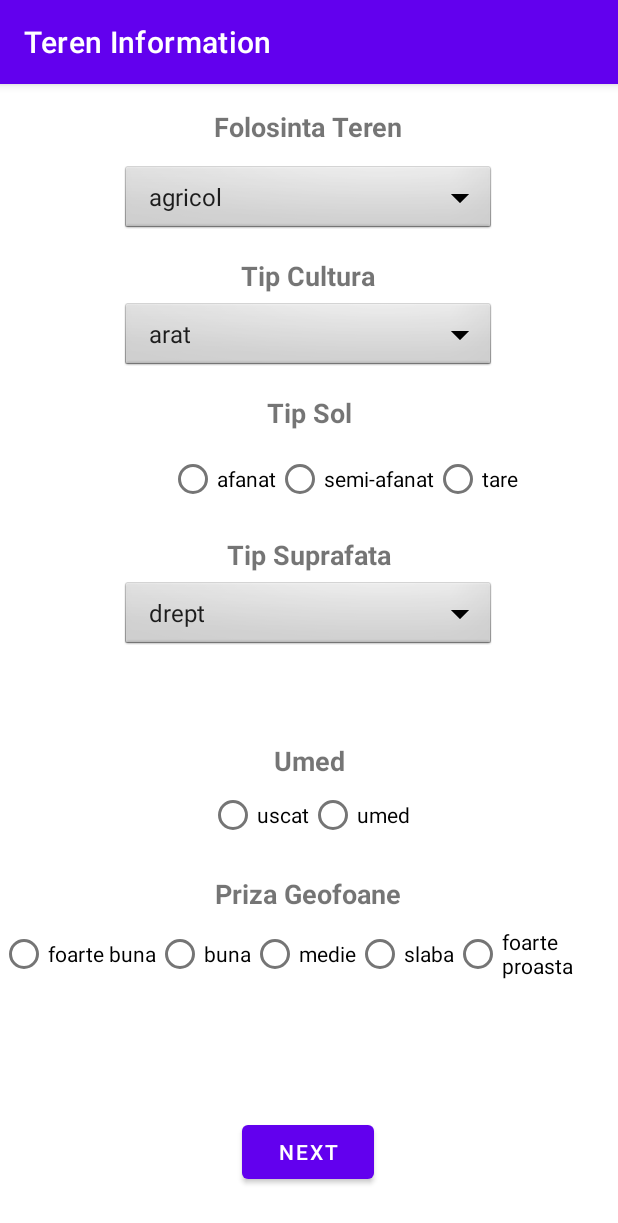
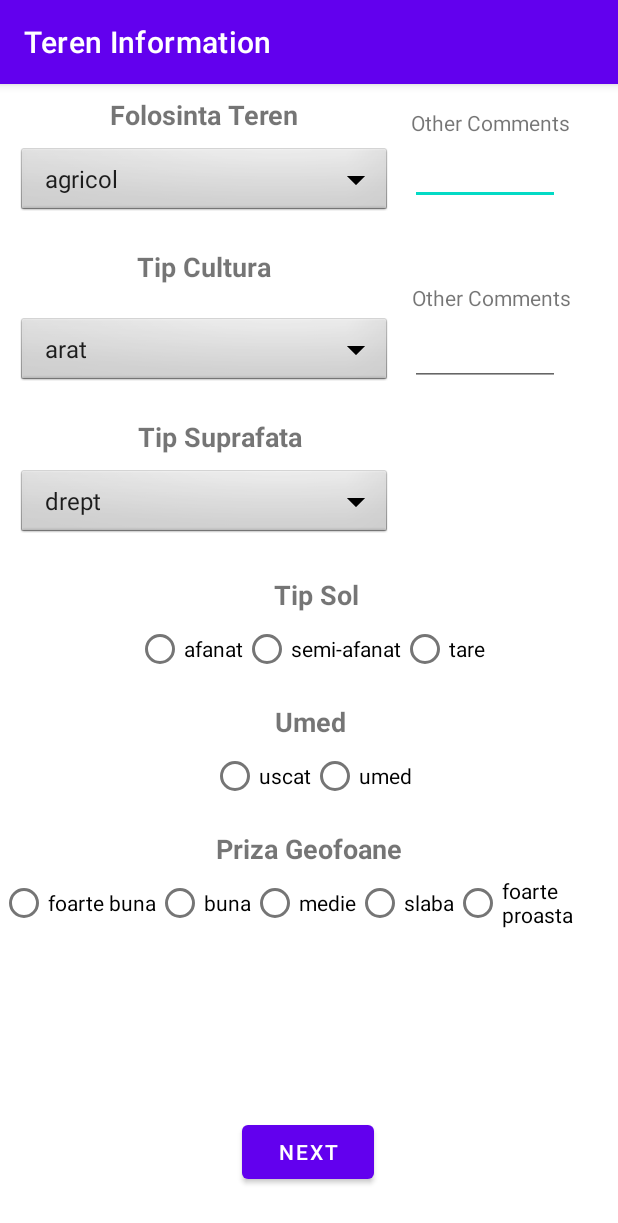
Before and after one commit to MihaiSirbu/Geophysics_Lair, an Android app: the TerenActivity03 screen opened directly, with no data from a screen before it, on a phone screen of 412 x 824 dp. Shown: the top 1223 px of the screen. Run offline under Robolectric (Android 15) with nearby library versions, the phone set to English and light mode, and no system bars.

Commit message:
Added "Other" fields to FolosintaTeren, Cultura, Suprafata for extra info. Adapted Database to such changes.
TerenActivity03.java should be complete, minimum viable product achieved (yay ! ).

```diff
--- a/app/src/main/java/com/example/MishuProject/DatabaseContract.java
+++ b/app/src/main/java/com/example/MishuProject/DatabaseContract.java
@@ -33,10 +33,13 @@ public final class DatabaseContract {
         public static final String COLUMN_STARTTIME="profileStartTime";
 
         //SOL / TEREN
-        public static final String COLUMN_TIP="tip";
+        public static final String COLUMN_FOLOSINTA_TEREN="folosintaTeren";
+        public static final String COLUMN_FOLOSINTA_TEREN_OTHER="folosintaTerenOther";
         public static final String COLUMN_CULTURA="cultura";
+        public static final String COLUMN_CULTURA_OTHER="culturaOther";
+        public static final String COLUMN_SUPRAFATA="suprafata";
+        public static final String COLUMN_SUPRAFATA_OTHER ="suprafataOther";
         public static final String COLUMN_TIP_SOL="tipSol";
-        public static final String COLUMN_SUPRAFATA="suprafata";
         public static final String COLUMN_USCAT="uscat";
         public static final String COLUMN_PRIZA="priza";
 
--- a/app/src/main/java/com/example/MishuProject/DatabaseHelper.java
+++ b/app/src/main/java/com/example/MishuProject/DatabaseHelper.java
@@ -58,10 +58,13 @@ public class DatabaseHelper extends SQLiteOpenHelper {
 
                 // SOL TEREN
 
-                DatabaseContract.FormsTABLE.COLUMN_TIP + " TEXT, "+
+                DatabaseContract.FormsTABLE.COLUMN_FOLOSINTA_TEREN + " TEXT, "+
+                DatabaseContract.FormsTABLE.COLUMN_FOLOSINTA_TEREN_OTHER + " TEXT, "+
                 DatabaseContract.FormsTABLE.COLUMN_CULTURA + " TEXT, "+
+                DatabaseContract.FormsTABLE.COLUMN_CULTURA_OTHER + " TEXT, "+
                 DatabaseContract.FormsTABLE.COLUMN_TIP_SOL + " TEXT, "+
                 DatabaseContract.FormsTABLE.COLUMN_SUPRAFATA + " TEXT, "+
+                DatabaseContract.FormsTABLE.COLUMN_SUPRAFATA_OTHER + " TEXT, "+
                 DatabaseContract.FormsTABLE.COLUMN_USCAT + " TEXT, "+
                 DatabaseContract.FormsTABLE.COLUMN_PRIZA + " TEXT, "+
 
@@ -117,17 +120,20 @@ public class DatabaseHelper extends SQLiteOpenHelper {
 
     }
 
-    public int addForms(String operator, String profile,String profileST,String tip, String cultura, String tipSol, String suprafata, String uscat, String priza, String vant, String trafic, String localizat, String pichet, String distance, String otherComments){
+    public int addForms(String operator, String profile,String profileST,String folosintaTeren,String folosintaTerenOther, String cultura,String culturaOther, String tipSol, String suprafata,String suprafataOther, String uscat, String priza, String vant, String trafic, String localizat, String pichet, String distance, String otherComments){
         SQLiteDatabase db = this.getWritableDatabase();
         ContentValues contentValues = new ContentValues();
 
         contentValues.put(DatabaseContract.FormsTABLE.COLUMN_OPERATOR,operator);
         contentValues.put(DatabaseContract.FormsTABLE.COLUMN_PROFILE,profile);
         contentValues.put(DatabaseContract.FormsTABLE.COLUMN_STARTTIME,profileST);
-        contentValues.put(DatabaseContract.FormsTABLE.COLUMN_TIP,tip);
+        contentValues.put(DatabaseContract.FormsTABLE.COLUMN_FOLOSINTA_TEREN,folosintaTeren);
+        contentValues.put(DatabaseContract.FormsTABLE.COLUMN_FOLOSINTA_TEREN_OTHER,folosintaTerenOther);
         contentValues.put(DatabaseContract.FormsTABLE.COLUMN_CULTURA,cultura);
+        contentValues.put(DatabaseContract.FormsTABLE.COLUMN_CULTURA_OTHER,culturaOther);
+        contentValues.put(DatabaseContract.FormsTABLE.COLUMN_SUPRAFATA,suprafata);
+        contentValues.put(DatabaseContract.FormsTABLE.COLUMN_SUPRAFATA_OTHER,suprafataOther);
         contentValues.put(DatabaseContract.FormsTABLE.COLUMN_TIP_SOL,tipSol);
-        contentValues.put(DatabaseContract.FormsTABLE.COLUMN_SUPRAFATA,suprafata);
         contentValues.put(DatabaseContract.FormsTABLE.COLUMN_USCAT,uscat);
         contentValues.put(DatabaseContract.FormsTABLE.COLUMN_PRIZA,priza);
         contentValues.put(DatabaseContract.FormsTABLE.COLUMN_VANT,vant);
--- a/app/src/main/java/com/example/MishuProject/TerenActivity03.java
+++ b/app/src/main/java/com/example/MishuProject/TerenActivity03.java
@@ -18,14 +18,19 @@ import android.widget.Toast;
 public class TerenActivity03 extends AppCompatActivity implements AdapterView.OnItemSelectedListener {
     private String projectStartTime;
     private String FolosintaTeren;
+    private String FolosintaTeren_Other;
     private String cultura;
+    private String cultura_Other;
     private String tipSol;
     private String suprafata;
+    private String suprafata_OtherMeters;
     private String umed;
     private String priza;
 
     private TextView elevationChangeTxtView;
     private EditText elevationmetersEditText;
+    private EditText folosintaTerenEditText;
+    private EditText culturaEditText;
 
 
     Spinner dropdownTeren;
@@ -33,7 +38,7 @@ public class TerenActivity03 extends AppCompatActivity implements AdapterView.On
     Spinner dropdownCultura;
 
     Spinner dropdownSuprafata;
-
+    // string array to pass to future activities containing all the data from this activity
     String[] terenData;
 
     @Override
@@ -41,6 +46,7 @@ public class TerenActivity03 extends AppCompatActivity implements AdapterView.On
         super.onCreate(savedInstanceState);
         setContentView(R.layout.activity_teren03);
 
+        // action bar
         ActionBar actionBar = getSupportActionBar();
 
         if(actionBar != null){
@@ -57,6 +63,9 @@ public class TerenActivity03 extends AppCompatActivity implements AdapterView.On
 
         elevationChangeTxtView = findViewById(R.id.textViewifSuprafataSelected);
         elevationmetersEditText = findViewById(R.id.addMetersTExt);
+
+        folosintaTerenEditText = findViewById(R.id.OtherCommentsFolosintaTerenText);
+        culturaEditText = findViewById(R.id.OtherCommentsculturaText);
 
 
 
@@ -121,10 +130,23 @@ public class TerenActivity03 extends AppCompatActivity implements AdapterView.On
     // next activity opener
     public void openNextActivity(){
         Intent intent = new Intent(TerenActivity03.this,ZgomotActivity04.class);
+        // getting spinner information -
         FolosintaTeren = dropdownTeren.getSelectedItem().toString();
         cultura = dropdownCultura.getSelectedItem().toString();
         suprafata = dropdownSuprafata.getSelectedItem().toString();
-        terenData = new String[] {FolosintaTeren, cultura,tipSol,suprafata,umed,priza};
+
+        // getting spinner's Other information
+
+        FolosintaTeren_Other = folosintaTerenEditText.getText().toString().trim();
+        cultura_Other = culturaEditText.getText().toString().trim();
+        suprafata_OtherMeters = elevationmetersEditText.getText().toString().trim();
+
+        // rest of data is handled by the radio button functions below
+
+
+
+
+        terenData = new String[] {FolosintaTeren,FolosintaTeren_Other, cultura,cultura_Other,suprafata,suprafata_OtherMeters,tipSol,umed,priza};
 
         intent.putExtra("timeStartKEY",projectStartTime);
         intent.putExtra("terenData", terenData);
--- a/app/src/main/res/layout/activity_teren03.xml
+++ b/app/src/main/res/layout/activity_teren03.xml
@@ -7,64 +7,40 @@
     tools:context=".TerenActivity03">
 
 
-    <TextView
-        android:id="@+id/tipSolTextView"
-        android:layout_width="wrap_content"
+    <Spinner
+        android:id="@+id/spinnerfolosintateren"
+        android:layout_width="250dp"
         android:layout_height="wrap_content"
-        android:layout_marginTop="14dp"
-        android:text="Tip Sol"
-        android:textSize="18dp"
-        android:textStyle="bold"
+        android:layout_marginTop="8dp"
+        android:background="@android:drawable/btn_dropdown"
+        android:spinnerMode="dropdown"
         app:layout_constraintEnd_toEndOf="parent"
+        app:layout_constraintHorizontal_bias="0.068"
         app:layout_constraintStart_toStartOf="parent"
-        app:layout_constraintTop_toBottomOf="@+id/spinnertipCultura" />
+        app:layout_constraintTop_toBottomOf="@+id/folosintaTerenTextview" />
 
     <TextView
         android:id="@+id/tipCulturaTextView"
         android:layout_width="wrap_content"
         android:layout_height="wrap_content"
-        android:layout_marginTop="14dp"
+        android:layout_marginTop="20dp"
         android:text="Tip Cultura"
         android:textSize="18dp"
         android:textStyle="bold"
         app:layout_constraintEnd_toEndOf="parent"
-        app:layout_constraintHorizontal_bias="0.498"
+        app:layout_constraintHorizontal_bias="0.284"
         app:layout_constraintStart_toStartOf="parent"
         app:layout_constraintTop_toBottomOf="@+id/spinnerfolosintateren" />
-
-    <Spinner
-        android:id="@+id/spinnerSuprafata"
-        android:layout_width="250dp"
-        android:layout_height="wrap_content"
-        android:layout_marginTop="4dp"
-        android:background="@android:drawable/btn_dropdown"
-        android:spinnerMode="dropdown"
-        app:layout_constraintEnd_toEndOf="parent"
-        app:layout_constraintHorizontal_bias="0.496"
-        app:layout_constraintStart_toStartOf="parent"
-        app:layout_constraintTop_toBottomOf="@+id/tipSuprafataTextView" />
-
-    <Spinner
-        android:id="@+id/spinnerfolosintateren"
-        android:layout_width="250dp"
-        android:layout_height="wrap_content"
-        android:layout_marginTop="12dp"
-        android:background="@android:drawable/btn_dropdown"
-        android:spinnerMode="dropdown"
-        app:layout_constraintEnd_toEndOf="parent"
-        app:layout_constraintHorizontal_bias="0.496"
-        app:layout_constraintStart_toStartOf="parent"
-        app:layout_constraintTop_toBottomOf="@+id/folosintaTerenTextview" />
 
     <Spinner
         android:id="@+id/spinnertipCultura"
         android:layout_width="250dp"
         android:layout_height="wrap_content"
-        android:layout_marginTop="4dp"
+        android:layout_marginTop="20dp"
         android:background="@android:drawable/btn_dropdown"
         android:spinnerMode="dropdown"
         app:layout_constraintEnd_toEndOf="parent"
-        app:layout_constraintHorizontal_bias="0.496"
+        app:layout_constraintHorizontal_bias="0.068"
         app:layout_constraintStart_toStartOf="parent"
         app:layout_constraintTop_toBottomOf="@+id/tipCulturaTextView" />
 
@@ -72,12 +48,12 @@
         android:id="@+id/folosintaTerenTextview"
         android:layout_width="wrap_content"
         android:layout_height="wrap_content"
-        android:layout_marginTop="16dp"
+        android:layout_marginTop="8dp"
         android:text="Folosinta Teren"
         android:textSize="18dp"
         android:textStyle="bold"
         app:layout_constraintEnd_toEndOf="parent"
-        app:layout_constraintHorizontal_bias="0.498"
+        app:layout_constraintHorizontal_bias="0.257"
         app:layout_constraintStart_toStartOf="parent"
         app:layout_constraintTop_toTopOf="parent" />
 
@@ -85,47 +61,26 @@
         android:id="@+id/tipSuprafataTextView"
         android:layout_width="wrap_content"
         android:layout_height="wrap_content"
-        android:layout_marginTop="14dp"
+        android:layout_marginTop="20dp"
         android:text="Tip Suprafata"
         android:textSize="18dp"
         android:textStyle="bold"
         app:layout_constraintEnd_toEndOf="parent"
+        app:layout_constraintHorizontal_bias="0.304"
         app:layout_constraintStart_toStartOf="parent"
-        app:layout_constraintTop_toBottomOf="@+id/radioGroup2" />
+        app:layout_constraintTop_toBottomOf="@+id/spinnertipCultura" />
 
-    <RadioGroup
-        android:id="@+id/radioGroup2"
-        android:layout_width="wrap_content"
+    <Spinner
+        android:id="@+id/spinnerSuprafata"
+        android:layout_width="250dp"
         android:layout_height="wrap_content"
         android:layout_marginTop="8dp"
-        android:orientation="horizontal"
+        android:background="@android:drawable/btn_dropdown"
+        android:spinnerMode="dropdown"
         app:layout_constraintEnd_toEndOf="parent"
-        app:layout_constraintHorizontal_bias="0.63"
+        app:layout_constraintHorizontal_bias="0.068"
         app:layout_constraintStart_toStartOf="parent"
-        app:layout_constraintTop_toBottomOf="@+id/tipSolTextView">
-
-        <RadioButton
-            android:id="@+id/afanat"
-            android:layout_width="match_parent"
-            android:layout_height="wrap_content"
-            android:gravity="center"
-            android:onClick="onRadioButtonClickedTIPSOL"
-            android:text="afanat" />
-
-        <RadioButton
-            android:id="@+id/semiAfanat"
-            android:layout_width="match_parent"
-            android:layout_height="wrap_content"
-            android:onClick="onRadioButtonClickedTIPSOL"
-            android:text="semi-afanat" />
-
-        <RadioButton
-            android:id="@+id/tare"
-            android:layout_width="match_parent"
-            android:layout_height="wrap_content"
-            android:onClick="onRadioButtonClickedTIPSOL"
-            android:text="tare" />
-    </RadioGroup>
+        app:layout_constraintTop_toBottomOf="@+id/tipSuprafataTextView" />
 
     <Button
         android:id="@+id/NextButton"
@@ -138,81 +93,71 @@
         app:layout_constraintHorizontal_bias="0.498"
         app:layout_constraintStart_toStartOf="parent" />
 
+    <EditText
+        android:id="@+id/addMetersTExt"
+        android:layout_width="100dp"
+        android:layout_height="wrap_content"
+
+        android:ems="10"
+        android:inputType="textPersonName"
+        app:layout_constraintEnd_toEndOf="parent"
+        app:layout_constraintHorizontal_bias="0.24"
+        app:layout_constraintStart_toEndOf="@+id/spinnerSuprafata"
+        app:layout_constraintTop_toBottomOf="@+id/textViewifSuprafataSelected"
+        app:suffixText="meters" />
+
     <TextView
         android:id="@+id/textViewifSuprafataSelected"
-        android:layout_width="200dp"
+        android:layout_width="100dp"
         android:layout_height="wrap_content"
-        android:text="How many meters of elevation difference between the start and end of profile"
+        android:layout_marginTop="20dp"
+        android:text="meters difference?"
+        app:layout_constraintEnd_toEndOf="parent"
+        app:layout_constraintHorizontal_bias="0.897"
+        app:layout_constraintStart_toStartOf="parent"
+        app:layout_constraintTop_toBottomOf="@+id/OtherCommentsculturaText" />
+
+    <TextView
+        android:id="@+id/textView7"
+        android:layout_width="wrap_content"
+        android:layout_height="wrap_content"
+        android:layout_marginTop="12dp"
+        android:text="Priza Geofoane"
+        android:textSize="18dp"
+        android:textStyle="bold"
+        app:layout_constraintEnd_toEndOf="parent"
+        app:layout_constraintStart_toStartOf="parent"
+        app:layout_constraintTop_toBottomOf="@+id/radioGroup3" />
+
+    <TextView
+        android:id="@+id/tipSolTextView"
+        android:layout_width="wrap_content"
+        android:layout_height="wrap_content"
+        android:layout_marginTop="24dp"
+        android:text="Tip Sol"
+        android:textSize="18dp"
+        android:textStyle="bold"
+        app:layout_constraintEnd_toEndOf="parent"
+        app:layout_constraintHorizontal_bias="0.515"
         app:layout_constraintStart_toStartOf="parent"
         app:layout_constraintTop_toBottomOf="@+id/spinnerSuprafata" />
-
-    <EditText
-        android:id="@+id/addMetersTExt"
-        android:layout_width="wrap_content"
-        android:layout_height="wrap_content"
-        android:layout_marginStart="2dp"
-        android:ems="10"
-        android:inputType="textPersonName"
-
-        app:layout_constraintEnd_toEndOf="parent"
-        app:layout_constraintStart_toEndOf="@+id/textViewifSuprafataSelected"
-        app:layout_constraintTop_toBottomOf="@+id/spinnerSuprafata"
-        app:suffixText="meters" />
 
     <TextView
         android:id="@+id/textView6"
         android:layout_width="wrap_content"
         android:layout_height="wrap_content"
-        android:layout_marginTop="60dp"
+        android:layout_marginTop="12dp"
         android:text="Umed"
-        android:textStyle="bold"
-        android:textSize="18dp"
-        app:layout_constraintEnd_toEndOf="parent"
-        app:layout_constraintStart_toStartOf="parent"
-        app:layout_constraintTop_toBottomOf="@+id/spinnerSuprafata" />
-
-    <RadioGroup
-        android:id="@+id/radioGroup3"
-        android:layout_width="wrap_content"
-        android:layout_height="wrap_content"
-        android:orientation="horizontal"
-        app:layout_constraintEnd_toEndOf="parent"
-        app:layout_constraintHorizontal_bias="0.501"
-        app:layout_constraintStart_toStartOf="parent"
-        app:layout_constraintTop_toBottomOf="@+id/textView6">
-
-        <RadioButton
-            android:id="@+id/uscatButton"
-            android:layout_width="match_parent"
-            android:layout_height="wrap_content"
-            android:onClick="onRadioButtonClickedUmed"
-            android:text="uscat" />
-
-        <RadioButton
-            android:id="@+id/umedButton"
-            android:layout_width="match_parent"
-            android:layout_height="wrap_content"
-            android:onClick="onRadioButtonClickedUmed"
-            android:text="umed" />
-    </RadioGroup>
-
-    <TextView
-        android:id="@+id/textView7"
-        android:layout_width="wrap_content"
-        android:layout_height="wrap_content"
-        android:layout_marginTop="16dp"
-        android:text="Priza Geofoane"
         android:textSize="18dp"
         android:textStyle="bold"
         app:layout_constraintEnd_toEndOf="parent"
-        app:layout_constraintHorizontal_bias="0.498"
+        app:layout_constraintHorizontal_bias="0.502"
         app:layout_constraintStart_toStartOf="parent"
-        app:layout_constraintTop_toBottomOf="@+id/radioGroup3" />
+        app:layout_constraintTop_toBottomOf="@+id/radioGroup2" />
 
     <RadioGroup
         android:layout_width="wrap_content"
         android:layout_height="wrap_content"
-        android:layout_marginTop="4dp"
         android:orientation="horizontal"
         app:layout_constraintEnd_toEndOf="parent"
         app:layout_constraintHorizontal_bias="0.0"
@@ -256,4 +201,107 @@
             android:text="foarte proasta" />
     </RadioGroup>
 
+    <RadioGroup
+        android:id="@+id/radioGroup2"
+        android:layout_width="wrap_content"
+        android:layout_height="wrap_content"
+        android:orientation="horizontal"
+        app:layout_constraintEnd_toEndOf="parent"
+        app:layout_constraintHorizontal_bias="0.505"
+        app:layout_constraintStart_toStartOf="parent"
+        app:layout_constraintTop_toBottomOf="@+id/tipSolTextView">
+
+        <RadioButton
+            android:id="@+id/afanat"
+            android:layout_width="match_parent"
+            android:layout_height="wrap_content"
+            android:gravity="center"
+            android:onClick="onRadioButtonClickedTIPSOL"
+            android:text="afanat" />
+
+        <RadioButton
+            android:id="@+id/semiAfanat"
+            android:layout_width="match_parent"
+            android:layout_height="wrap_content"
+            android:onClick="onRadioButtonClickedTIPSOL"
+            android:text="semi-afanat" />
+
+        <RadioButton
+            android:id="@+id/tare"
+            android:layout_width="match_parent"
+            android:layout_height="wrap_content"
+            android:onClick="onRadioButtonClickedTIPSOL"
+            android:text="tare" />
+    </RadioGroup>
+
+    <RadioGroup
+        android:id="@+id/radioGroup3"
+        android:layout_width="wrap_content"
+        android:layout_height="wrap_content"
+        android:orientation="horizontal"
+        app:layout_constraintEnd_toEndOf="parent"
+        app:layout_constraintHorizontal_bias="0.505"
+        app:layout_constraintStart_toStartOf="parent"
+        app:layout_constraintTop_toBottomOf="@+id/textView6">
+
+        <RadioButton
+            android:id="@+id/uscatButton"
+            android:layout_width="match_parent"
+            android:layout_height="wrap_content"
+            android:onClick="onRadioButtonClickedUmed"
+            android:text="uscat" />
+
+        <RadioButton
+            android:id="@+id/umedButton"
+            android:layout_width="match_parent"
+            android:layout_height="wrap_content"
+            android:onClick="onRadioButtonClickedUmed"
+            android:text="umed" />
+    </RadioGroup>
+
+    <TextView
+        android:id="@+id/textView"
+        android:layout_width="wrap_content"
+        android:layout_height="wrap_content"
+        android:layout_marginTop="16dp"
+        android:text="Other Comments"
+        app:layout_constraintEnd_toEndOf="parent"
+        app:layout_constraintHorizontal_bias="0.7"
+        app:layout_constraintStart_toEndOf="@+id/folosintaTerenTextview"
+        app:layout_constraintTop_toTopOf="parent" />
+
+    <TextView
+        android:id="@+id/textView2"
+        android:layout_width="wrap_content"
+        android:layout_height="wrap_content"
+        android:layout_marginTop="52dp"
+        android:text="Other Comments"
+        app:layout_constraintEnd_toEndOf="parent"
+        app:layout_constraintHorizontal_bias="0.752"
+        app:layout_constraintStart_toEndOf="@+id/tipCulturaTextView"
+        app:layout_constraintTop_toBottomOf="@+id/OtherCommentsFolosintaTerenText" />
+
+    <EditText
+        android:id="@+id/OtherCommentsFolosintaTerenText"
+        android:layout_width="100dp"
+        android:layout_height="wrap_content"
+        android:ems="10"
+        android:inputType="textPersonName"
+        app:layout_constraintEnd_toEndOf="parent"
+        app:layout_constraintHorizontal_bias="0.24"
+        app:layout_constraintStart_toEndOf="@+id/spinnerfolosintateren"
+        app:layout_constraintTop_toBottomOf="@+id/textView" />
+
+    <EditText
+        android:id="@+id/OtherCommentsculturaText"
+        android:layout_width="100dp"
+        android:layout_height="wrap_content"
+        android:layout_marginTop="4dp"
+        android:ems="10"
+        android:inputType="textPersonName"
+        app:layout_constraintEnd_toEndOf="parent"
+        app:layout_constraintHorizontal_bias="0.24"
+        app:layout_constraintStart_toEndOf="@+id/spinnertipCultura"
+        app:layout_constraintTop_toBottomOf="@+id/textView2" />
+
 </androidx.constraintlayout.widget.ConstraintLayout>
```
